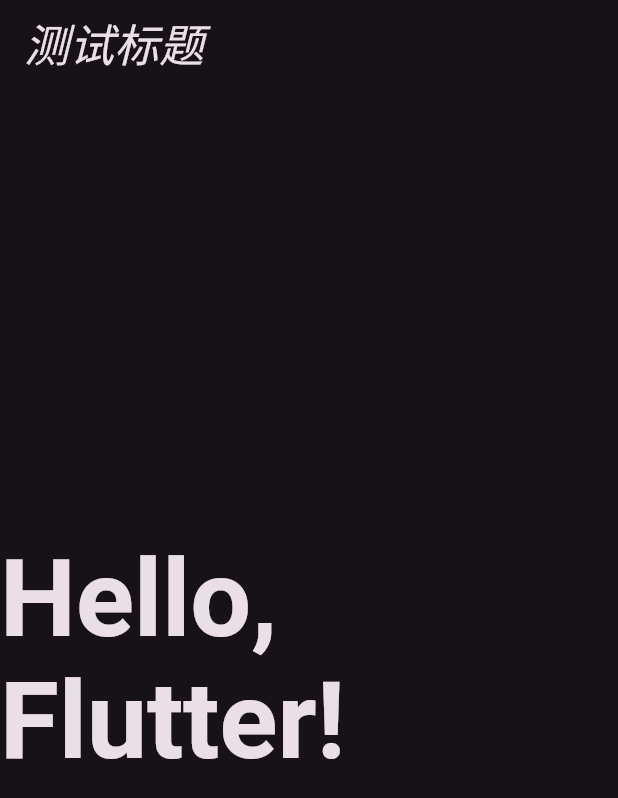
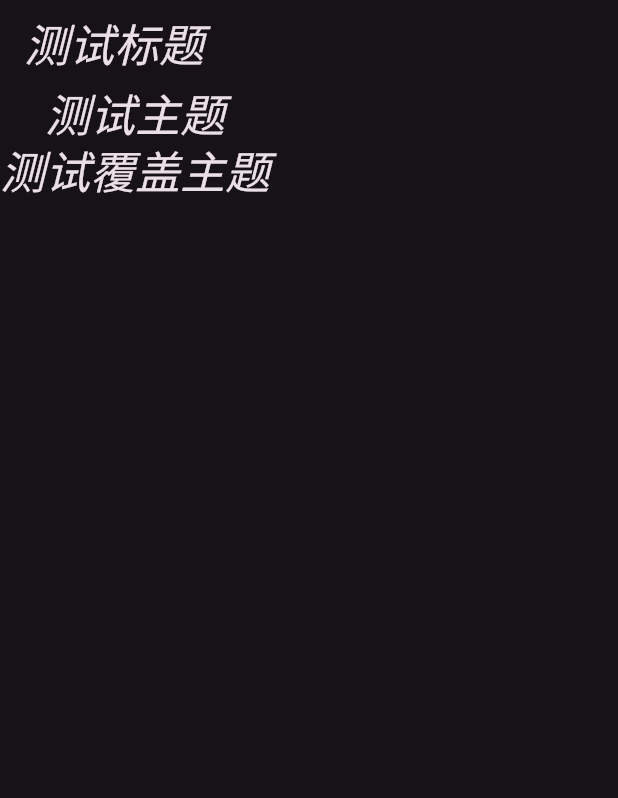
Before and after one commit to yrjwcharm/FlutterLearn, a Flutter app: the screen it shows after launch, on a phone screen of 412 x 824 dp. Shown: the top 798 px of the screen. Run offline on Flutter 3.47's test engine with Material 3 defaults, Android fonts, the phone set to English and light mode, and no system bars; our stand-ins replace google_fonts.

Commit message:
fix: 主题学习 添加readme.md

```diff
--- a/lib/main/home.dart
+++ b/lib/main/home.dart
@@ -17,11 +17,25 @@
   Widget build(BuildContext context) {
     return Scaffold(
       appBar: AppBar(title: Text(title)),
-      body: Center(
-        child: Text(
-          'Hello, Flutter!',
-          style: Theme.of(context).textTheme.displayLarge,
-        ),
+      body: Column(
+        children: [
+          Text('测试主题', style: Theme.of(context).textTheme.titleLarge),
+          Theme(
+            data: ThemeData(
+              textTheme: Theme.of(context).textTheme.copyWith(
+                titleLarge: const TextStyle(
+                  fontSize: 30,
+                  fontStyle: FontStyle.italic,
+                  color: Colors.red,
+                ),
+              ),
+            ),
+            child: Text(
+              '测试覆盖主题',
+              style: Theme.of(context).textTheme.titleLarge,
+            ),
+          ),
+        ],
       ),
     );
   }
```
Also changed, not shown: 1 other file.
